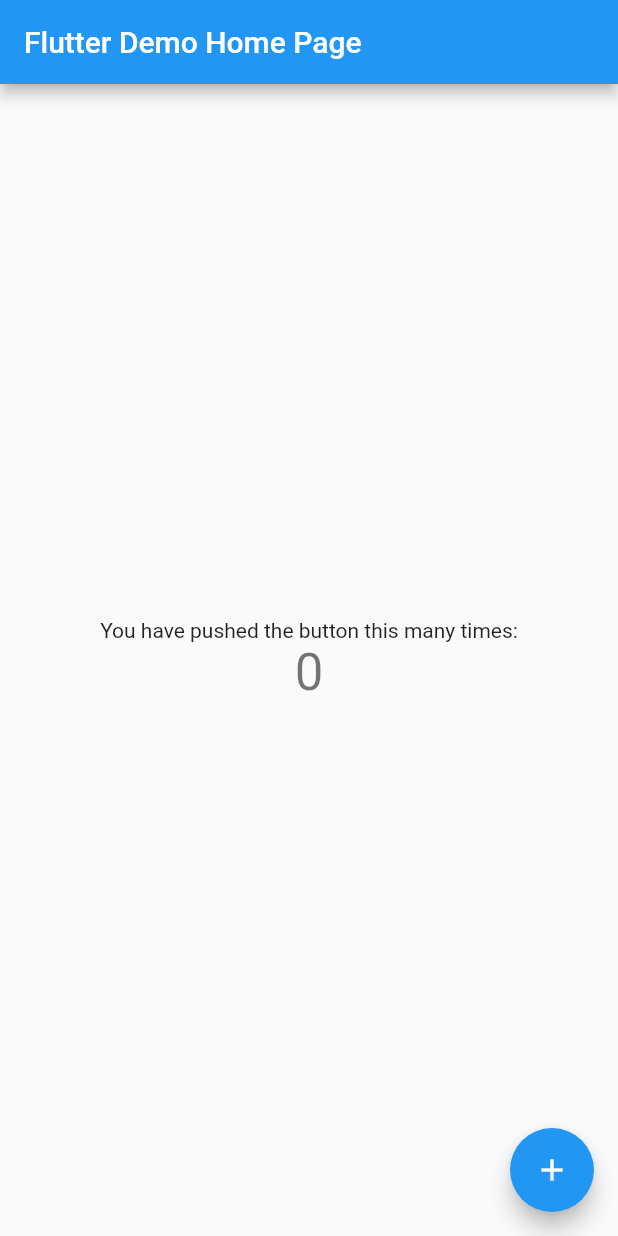
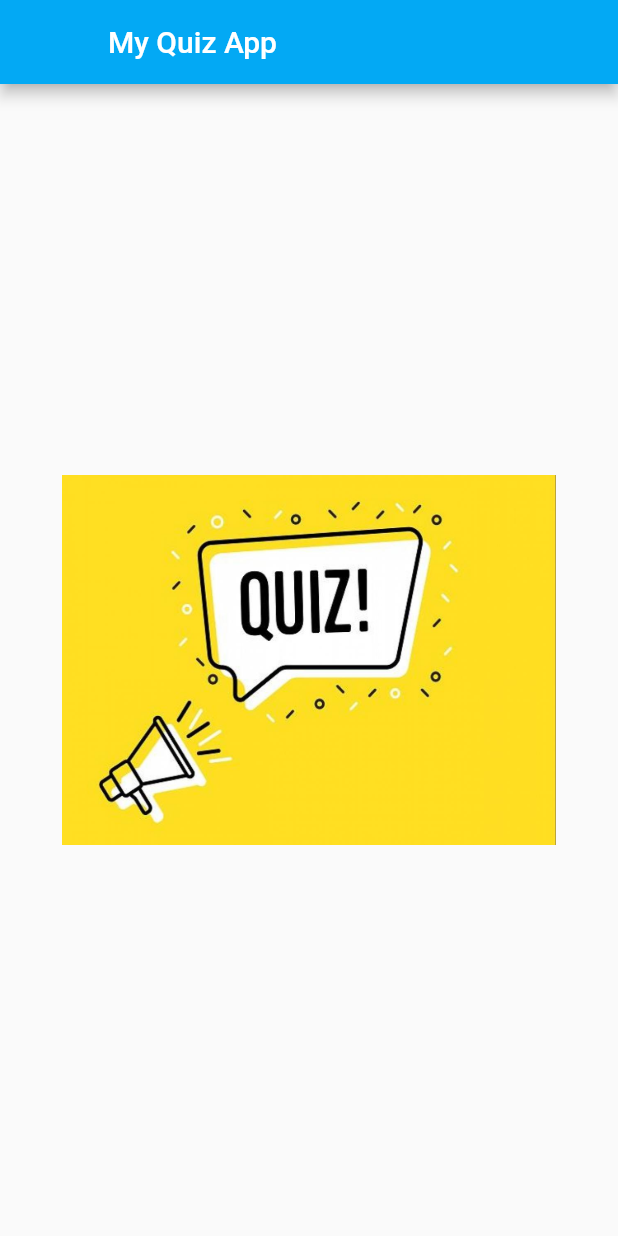
Before and after one commit to Enterprise09/quiz_client_flutter, a Flutter app: the screen it shows after launch, on a phone screen of 412 x 824 dp. Run offline on Flutter 3.47's test engine with Material 2 defaults, Android fonts, the phone set to English and light mode, and no system bars.

Commit message:
[+] Home screen with & asset settings

```diff
--- a/lib/main.dart
+++ b/lib/main.dart
@@ -1,4 +1,5 @@
 import 'package:flutter/material.dart';
+import 'package:quiz_client_flutter/screen/screen_home.dart';
 
 void main() {
   runApp(const MyApp());
@@ -13,103 +14,9 @@
     return MaterialApp(
       title: 'Flutter Demo',
       theme: ThemeData(
-        // This is the theme of your application.
-        //
-        // Try running your application with "flutter run". You'll see the
-        // application has a blue toolbar. Then, without quitting the app, try
-        // changing the primarySwatch below to Colors.green and then invoke
-        // "hot reload" (press "r" in the console where you ran "flutter run",
-        // or simply save your changes to "hot reload" in a Flutter IDE).
-        // Notice that the counter didn't reset back to zero; the application
-        // is not restarted.
         primarySwatch: Colors.blue,
       ),
-      home: const MyHomePage(title: 'Flutter Demo Home Page'),
+      home: const HomeScreen(),
     );
   }
 }
-
-class MyHomePage extends StatefulWidget {
-  const MyHomePage({Key? key, required this.title}) : super(key: key);
-
-  // This widget is the home page of your application. It is stateful, meaning
-  // that it has a State object (defined below) that contains fields that affect
-  // how it looks.
-
-  // This class is the configuration for the state. It holds the values (in this
-  // case the title) provided by the parent (in this case the App widget) and
-  // used by the build method of the State. Fields in a Widget subclass are
-  // always marked "final".
-
-  final String title;
-
-  @override
-  State<MyHomePage> createState() => _MyHomePageState();
-}
-
-class _MyHomePageState extends State<MyHomePage> {
-  int _counter = 0;
-
-  void _incrementCounter() {
-    setState(() {
-      // This call to setState tells the Flutter framework that something has
-      // changed in this State, which causes it to rerun the build method below
-      // so that the display can reflect the updated values. If we changed
-      // _counter without calling setState(), then the build method would not be
-      // called again, and so nothing would appear to happen.
-      _counter++;
-    });
-  }
-
-  @override
-  Widget build(BuildContext context) {
-    // This method is rerun every time setState is called, for instance as done
-    // by the _incrementCounter method above.
-    //
-    // The Flutter framework has been optimized to make rerunning build methods
-    // fast, so that you can just rebuild anything that needs updating rather
-    // than having to individually change instances of widgets.
-    return Scaffold(
-      appBar: AppBar(
-        // Here we take the value from the MyHomePage object that was created by
-        // the App.build method, and use it to set our appbar title.
-        title: Text(widget.title),
-      ),
-      body: Center(
-        // Center is a layout widget. It takes a single child and positions it
-        // in the middle of the parent.
-        child: Column(
-          // Column is also a layout widget. It takes a list of children and
-          // arranges them vertically. By default, it sizes itself to fit its
-          // children horizontally, and tries to be as tall as its parent.
-          //
-          // Invoke "debug painting" (press "p" in the console, choose the
-          // "Toggle Debug Paint" action from the Flutter Inspector in Android
-          // Studio, or the "Toggle Debug Paint" command in Visual Studio Code)
-          // to see the wireframe for each widget.
-          //
-          // Column has various properties to control how it sizes itself and
-          // how it positions its children. Here we use mainAxisAlignment to
-          // center the children vertically; the main axis here is the vertical
-          // axis because Columns are vertical (the cross axis would be
-          // horizontal).
-          mainAxisAlignment: MainAxisAlignment.center,
-          children: <Widget>[
-            const Text(
-              'You have pushed the button this many times:',
-            ),
-            Text(
-              '$_counter',
-              style: Theme.of(context).textTheme.headline4,
-            ),
-          ],
-        ),
-      ),
-      floatingActionButton: FloatingActionButton(
-        onPressed: _incrementCounter,
-        tooltip: 'Increment',
-        child: const Icon(Icons.add),
-      ), // This trailing comma makes auto-formatting nicer for build methods.
-    );
-  }
-}
--- /dev/null
+++ b/lib/screen/screen_home.dart
@@ -0,0 +1,40 @@
+import 'package:flutter/material.dart';
+
+class HomeScreen extends StatefulWidget {
+  const HomeScreen({Key? key}) : super(key: key);
+
+  @override
+  _HomeScreenState createState() => _HomeScreenState();
+}
+
+class _HomeScreenState extends State<HomeScreen> {
+  @override
+  Widget build(BuildContext context) {
+    Size screenSize = MediaQuery.of(context).size;
+    double width = screenSize.width;
+    double height = screenSize.height;
+
+    return SafeArea(
+      // return Safe app area
+      child: Scaffold(
+        appBar: AppBar(
+          title: const Text('My Quiz App'),
+          backgroundColor: Colors.lightBlue,
+          leading: Container(), // Remove useless Appbar buttons
+        ),
+        body: Column(
+          mainAxisAlignment: MainAxisAlignment.center,
+          crossAxisAlignment: CrossAxisAlignment.center,
+          children: <Widget>[
+            Center(
+              child: Image.asset(
+                'images/quiz.jpeg',
+                width: width * 0.8,
+              ),
+            ),
+          ],
+        ),
+      ),
+    );
+  }
+}
--- a/pubspec.yaml
+++ b/pubspec.yaml
@@ -58,7 +58,8 @@
   uses-material-design: true
 
   # To add assets to your application, add an assets section, like this:
-  # assets:
+  assets:
+    - images/quiz.jpeg
   #   - images/a_dot_burr.jpeg
   #   - images/a_dot_ham.jpeg
 
```
Also changed, not shown: images/quiz.jpeg (added).
